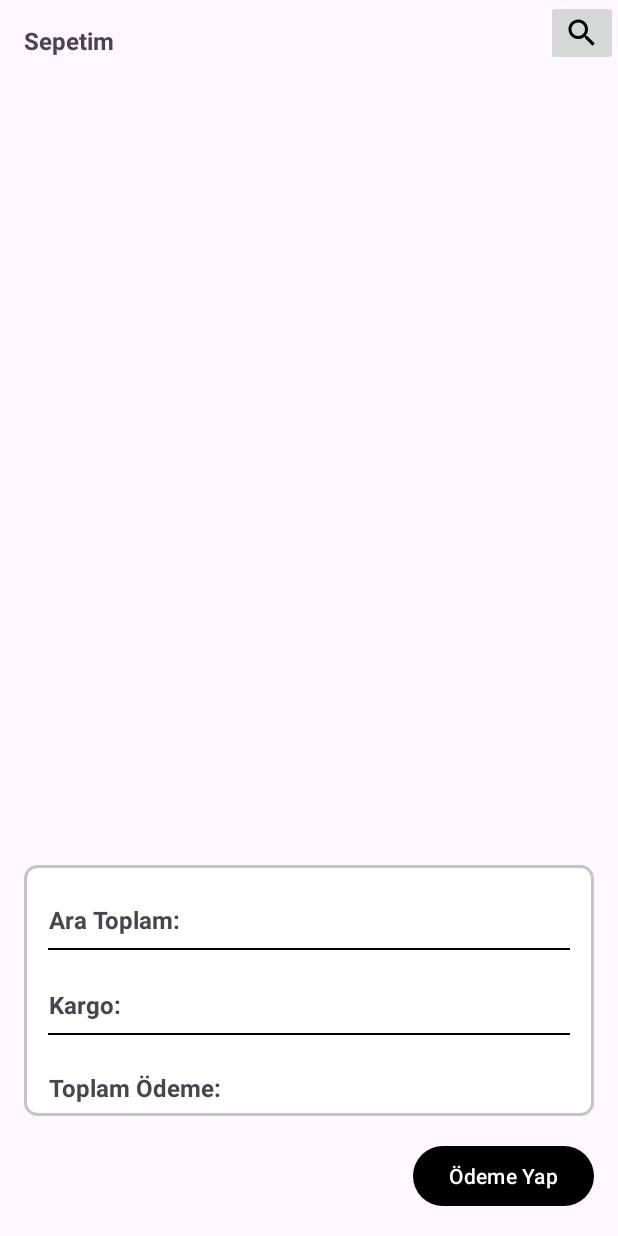
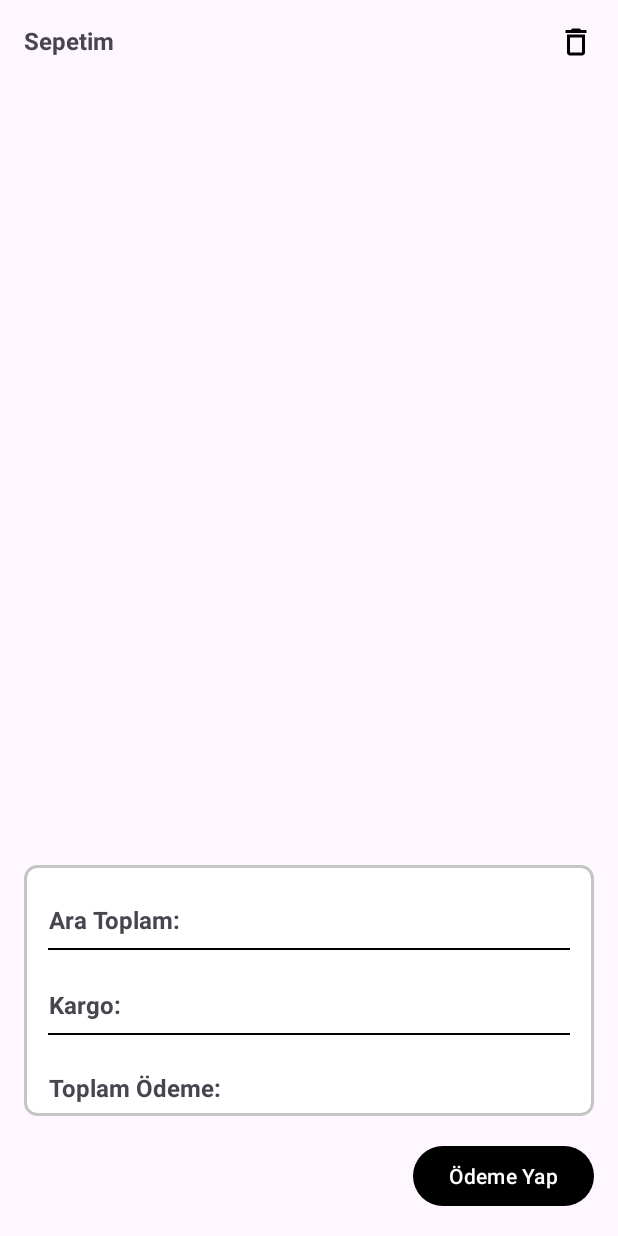
Before and after one commit to kvseralcn/ecommerceApp, an Android app: the fragment CartFragment placed in its activity, on a phone screen of 412 x 824 dp. Run offline under Robolectric (Android 15) with nearby library versions, the phone set to English and light mode, and no system bars; our stand-ins replace Dagger/Hilt's generated code, Firebase (no records; nobody signed in at launch, a user with empty details on screens opened directly), navigation-ui; libraries missing offline, so code that uses them is left out: com.chuckerteam.chucker; 6 statements that could not run were skipped.

Commit message:
update delete button

```diff
--- /dev/null
+++ b/app/src/main/res/drawable/delete.xml
@@ -0,0 +1,9 @@
+<vector xmlns:android="http://schemas.android.com/apk/res/android"
+    android:width="24dp"
+    android:height="24dp"
+    android:viewportWidth="24"
+    android:viewportHeight="24">
+    <path
+        android:pathData="M16,9V19H8V9H16ZM14.5,3H9.5L8.5,4H5V6H19V4H15.5L14.5,3ZM18,7H6V19C6,20.1 6.9,21 8,21H16C17.1,21 18,20.1 18,19V7Z"
+        android:fillColor="#000000" />
+</vector>
--- a/app/src/main/res/layout/fragment_cart.xml
+++ b/app/src/main/res/layout/fragment_cart.xml
@@ -20,7 +20,10 @@
         android:id="@+id/fragmentCart_ibDeleteAll"
         android:layout_width="wrap_content"
         android:layout_height="wrap_content"
-        android:src="@drawable/baseline_search_24"
+        android:layout_marginTop="16dp"
+        android:layout_marginEnd="16dp"
+        android:background="@android:color/transparent"
+        android:src="@drawable/delete"
         app:layout_constraintEnd_toEndOf="parent"
         app:layout_constraintTop_toTopOf="parent" />
 
```
